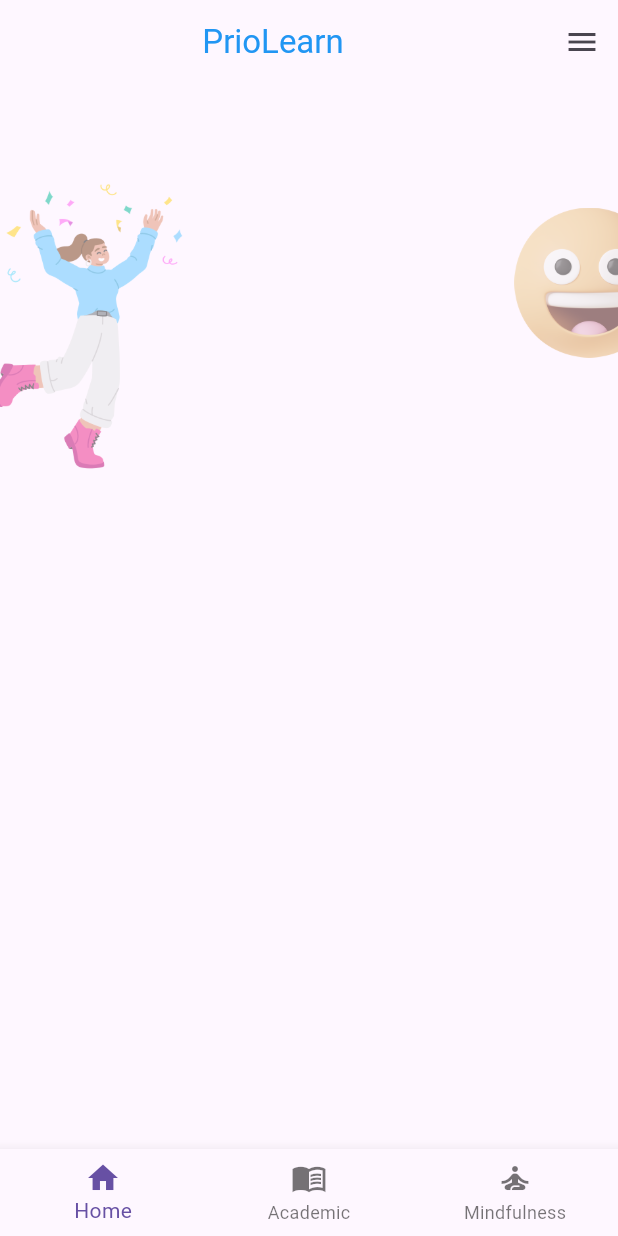
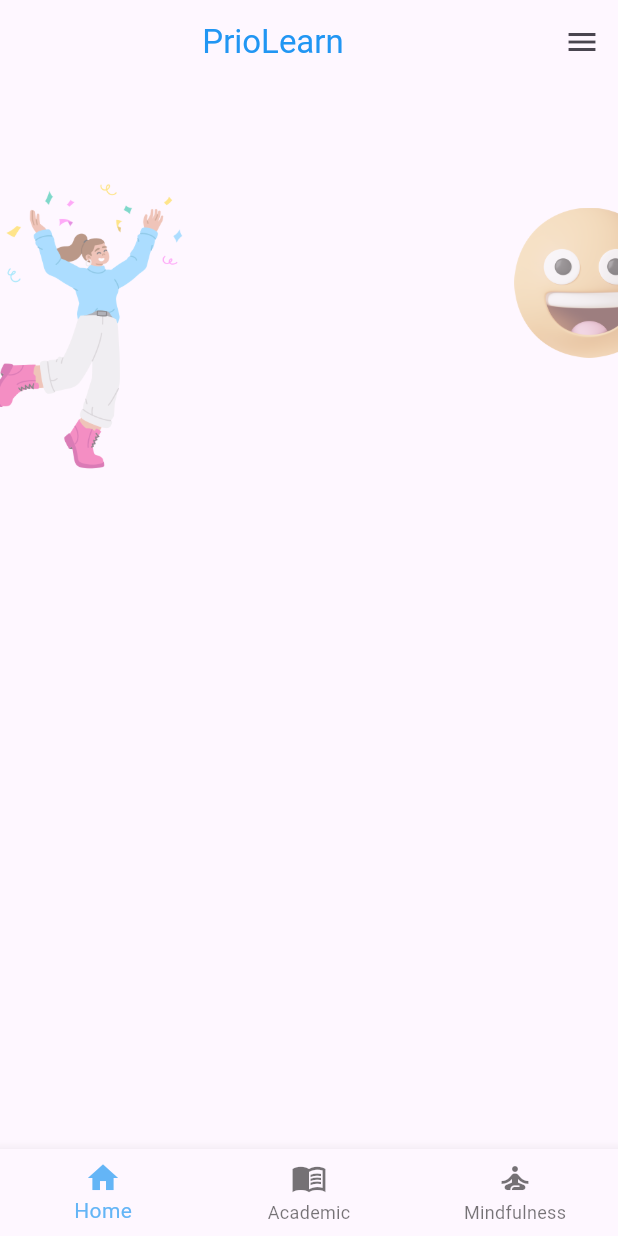
Before and after one commit to asiripr/priolearn, a Flutter app: the screen it shows after launch, on a phone screen of 412 x 824 dp. Run offline on Flutter 3.47's test engine with Material 3 defaults, Android fonts, the phone set to English and light mode, and no system bars.

Commit message:
changed selected itwm color

```diff
--- a/lib/pages/home.dart
+++ b/lib/pages/home.dart
@@ -64,6 +64,7 @@ class _HomeState extends State<Home> {
           ),
         ),
         bottomNavigationBar: BottomNavigationBar(
+          selectedItemColor: Colors.blue[300],
           items: const <BottomNavigationBarItem>[
             BottomNavigationBarItem(
               icon: Icon(Icons.home),
```
